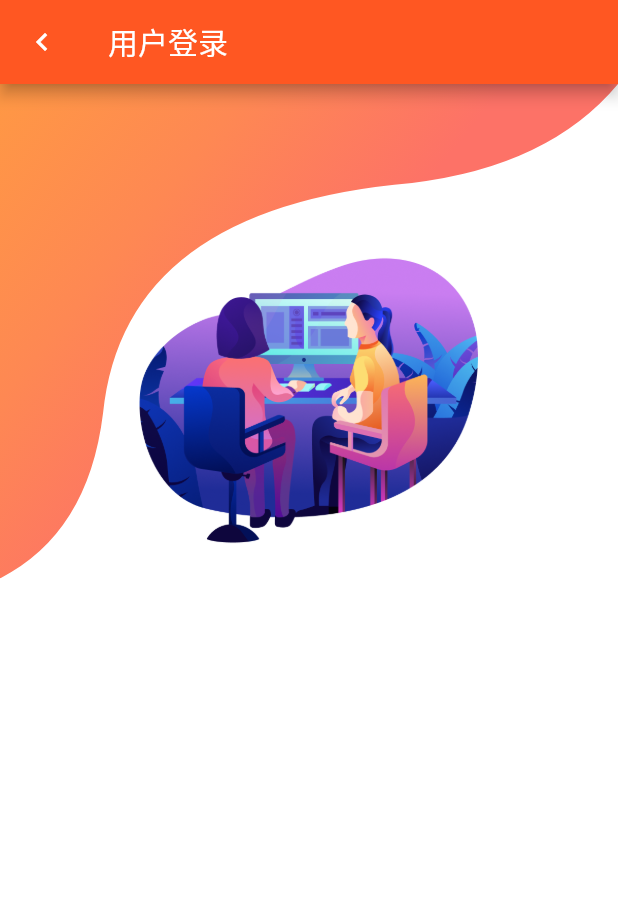
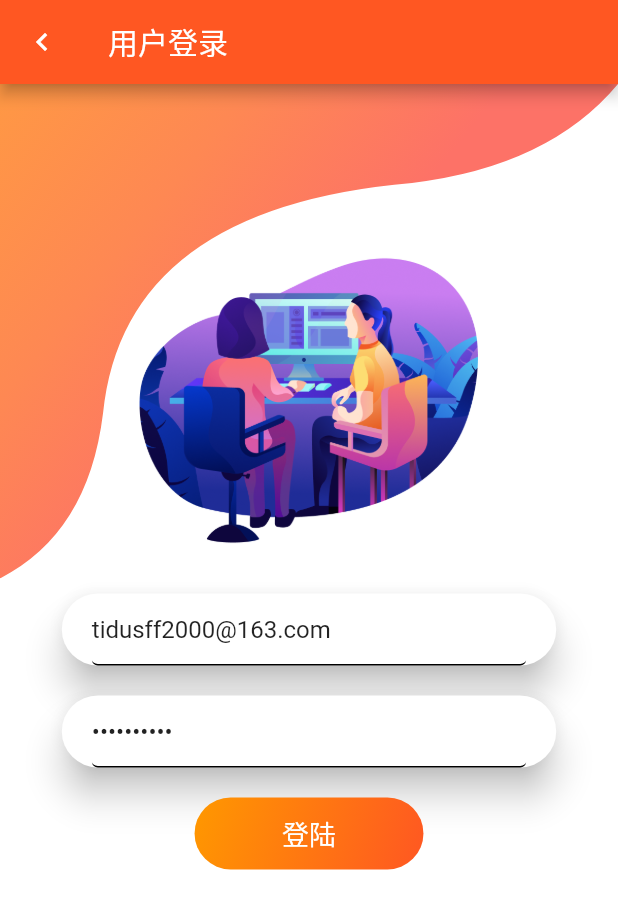
Before and after one commit to king3200/td_player, a Flutter app: the LoginPage screen opened by its route, on a phone screen of 412 x 824 dp. Shown: the top 909 px of the screen. Run offline on Flutter 3.47's test engine with Material 2 defaults, Android fonts, the light colour scheme and no system bars; our stand-ins replace dio, flutter_easyrefresh, flutter_screenutil, flutter_swiper; accounts and stored records are empty; network calls fail.

Commit message:
完成登录页面

```diff
--- a/lib/pages/login_page.dart
+++ b/lib/pages/login_page.dart
@@ -1,38 +1,27 @@
 import 'package:flutter/material.dart';
 import 'package:flutter_screenutil/flutter_screenutil.dart';
+import 'package:provider/provider.dart';
+import 'package:td_player/configs/urls.dart';
+import 'package:td_player/models/user.dart';
+import 'package:td_player/providers/userinfo.dart';
+import 'package:td_player/service/url_request.dart';
+
+const List<Color> orangeGradients = [
+  Color(0xFFFF9844),
+  Color(0xFFFE8853),
+  Color(0xFFFD7267),
+];
+
+class LoginForm extends StatefulWidget {
+  LoginForm({Key key}) : super(key: key);
+
+  _LoginFormState createState() => _LoginFormState();
+}
 
 class LoginPage extends StatefulWidget {
   LoginPage({Key key}) : super(key: key);
 
   _LoginPageState createState() => _LoginPageState();
-}
-
-class _LoginPageState extends State<LoginPage> {
-  @override
-  Widget build(BuildContext context) {
-    return Scaffold(
-      backgroundColor: Colors.white,
-      appBar: AppBar(
-        leading: IconButton(
-          icon: Icon(Icons.chevron_left),
-          onPressed: () {
-            Navigator.of(context).pushNamedAndRemoveUntil('/index', (route) => false);
-          },
-        ),
-        title: Text('用户登录'),
-      ),
-      body: Column(
-        children: <Widget>[
-          Stack(
-            children: <Widget>[
-              TitleImage(),
-              WavyHeader(),
-            ],
-          )
-        ],
-      ),
-    );
-  }
 }
 
 class TitleImage extends StatelessWidget {
@@ -45,27 +34,6 @@ class TitleImage extends StatelessWidget {
           'assets/images/login_logo.png',
           width: ScreenUtil().setWidth(500),
         ),
-      ),
-    );
-  }
-}
-
-class WavyHeader extends StatelessWidget {
-  const WavyHeader({Key key}) : super(key: key);
-
-  @override
-  Widget build(BuildContext context) {
-    return ClipPath(
-      clipper: TopWaveClipper(),
-      child: Container(
-        decoration: BoxDecoration(
-          gradient: LinearGradient(
-            colors: orangeGradients,
-            begin: Alignment.topLeft,
-            end: Alignment.center,
-          ),
-        ),
-        height: MediaQuery.of(context).size.height / 2.5,
       ),
     );
   }
@@ -111,8 +79,219 @@ class TopWaveClipper extends CustomClipper<Path> {
   }
 }
 
-const List<Color> orangeGradients = [
-  Color(0xFFFF9844),
-  Color(0xFFFE8853),
-  Color(0xFFFD7267),
-];
+class WavyHeader extends StatelessWidget {
+  const WavyHeader({Key key}) : super(key: key);
+
+  @override
+  Widget build(BuildContext context) {
+    return ClipPath(
+      clipper: TopWaveClipper(),
+      child: Container(
+        decoration: BoxDecoration(
+          gradient: LinearGradient(
+            colors: orangeGradients,
+            begin: Alignment.topLeft,
+            end: Alignment.center,
+          ),
+        ),
+        height: MediaQuery.of(context).size.height / 2.5,
+      ),
+    );
+  }
+}
+
+class _LoginFormState extends State<LoginForm> {
+  TextEditingController _unameControle = TextEditingController();
+  TextEditingController _passwordControler = TextEditingController();
+
+  final GlobalKey<FormState> _formKey = GlobalKey<FormState>();
+
+  List<String> _helpTextList = List<String>();
+
+  @override
+  Widget build(BuildContext context) {
+    return SafeArea(
+      child: Container(
+        margin: EdgeInsets.only(top: 10),
+        width: ScreenUtil().setWidth(600),
+        // height: ScreenUtil().setHeight(440),
+        child: Form(
+          key: _formKey,
+          autovalidate: true,
+          child: Column(
+            children: <Widget>[
+              _helpText(),
+              _uname(),
+              _pwd(),
+              _submitBtn(),
+            ],
+          ),
+        ),
+      ),
+    );
+  }
+
+  Widget _helpText() {
+    return Visibility(
+      visible: _helpTextList.length > 0,
+      child: Container(
+        padding: EdgeInsets.only(bottom: ScreenUtil().setHeight(20)),
+        child: Column(
+          children: _helpTextList
+              .map(
+                (val) => Text(
+                  '-$val',
+                  style: TextStyle(color: Colors.red),
+                ),
+              )
+              .toList(),
+        ),
+      ),
+    );
+  }
+
+  Widget _pwd() {
+    return Container(
+      margin: EdgeInsets.only(top: 20.0),
+      child: Material(
+        elevation: 10.0,
+        color: Colors.white,
+        shape: RoundedRectangleBorder(
+          borderRadius: BorderRadius.all(Radius.circular(30.0)),
+        ),
+        child: Padding(
+          padding: EdgeInsets.only(left: 20.0, right: 20.0),
+          child: TextFormField(
+            controller: _passwordControler,
+            obscureText: true,
+            decoration: InputDecoration(
+              border: OutlineInputBorder(),
+              hintText: '请输入密码',
+              hintStyle: TextStyle(color: Color(0xFFE1E1E1), fontSize: 14),
+            ),
+          ),
+        ),
+      ),
+    );
+  }
+
+  Widget _submitBtn() {
+    return Builder(
+      builder: (BuildContext mContext) {
+        return Padding(
+          padding: EdgeInsets.only(bottom: 10, top: 20),
+          child: Stack(
+            alignment: Alignment(1.0, 0.0),
+            children: <Widget>[
+              Container(
+                alignment: Alignment.center,
+                width: MediaQuery.of(mContext).size.width / 2.7,
+                decoration: ShapeDecoration(
+                  shape: RoundedRectangleBorder(borderRadius: BorderRadius.circular(30.0)),
+                  gradient: LinearGradient(
+                    colors: [Colors.orange, Colors.deepOrange],
+                    begin: Alignment.topLeft,
+                    end: Alignment.bottomRight,
+                  ),
+                ),
+                child: FlatButton(
+                  child: Text('登陆', style: TextStyle(color: Colors.white, fontSize: 18, fontWeight: FontWeight.w500)),
+                  onPressed: () {
+                    getRequestData(
+                      getServiceUrl('login'),
+                      formData: {'email': _unameControle.value.text, 'password': _passwordControler.value.text},
+                    ).then((loginData) {
+                      Provider.of<UserInfoNotifier>(context).setUserData(loginData);
+                      print('登陆成功:$loginData');
+                      Navigator.of(context).pushNamedAndRemoveUntil('/index', (Route<dynamic> route) => false);
+                    }).catchError((onError) => print(onError));
+                    // getLogin(_unameControle.value.text, _passwordControler.value.text).then((data) => print(data));
+                  },
+                ),
+              ),
+            ],
+          ),
+        );
+      },
+    );
+
+    // return Container(
+    //   child: RaisedButton(
+    //     child: Text('登陆'),
+    //     onPressed: () {
+    //       _helpTextList.clear();
+    //       if (_unameControle.text.trim() == '') {
+    //         print('用户名不能为空');
+    //         _helpTextList.add('用户名不能为空');
+    //       }
+    //       if (_passwordControler.text.trim() == '') {
+    //         print('密码不能为空');
+    //         _helpTextList.add('密码不能为空');
+    //       }
+
+    //       if (_helpTextList.length > 0) {
+    //         setState(() {});
+    //       }
+
+    //       if (_formKey.currentState.validate()) {
+    //         print('提交登陆');
+    //       }
+    //     },
+    //   ),
+    // );
+  }
+
+  Widget _uname() {
+    _unameControle.value = TextEditingValue(text: 'tidusff2000@163.com');
+    _passwordControler.value = TextEditingValue(text: 'Kk32009320');
+
+    return Material(
+      elevation: 10.0,
+      color: Colors.white,
+      shape: RoundedRectangleBorder(
+        borderRadius: BorderRadius.all(Radius.circular(30.0)),
+      ),
+      child: Padding(
+        padding: EdgeInsets.only(left: 20.0, right: 20.0),
+        child: TextFormField(
+          controller: _unameControle,
+          decoration: InputDecoration(
+            border: InputBorder.none,
+            hintText: '请输入用户名',
+            hintStyle: TextStyle(color: Color(0xFFE1E1E1), fontSize: 14),
+          ),
+        ),
+      ),
+    );
+  }
+}
+
+class _LoginPageState extends State<LoginPage> {
+  @override
+  Widget build(BuildContext context) {
+    return Scaffold(
+      backgroundColor: Colors.white,
+      appBar: AppBar(
+        leading: IconButton(
+          icon: Icon(Icons.chevron_left),
+          onPressed: () {
+            Navigator.of(context).pushNamedAndRemoveUntil('/index', (route) => false);
+          },
+        ),
+        title: Text('用户登录'),
+      ),
+      body: Column(
+        children: <Widget>[
+          Stack(
+            children: <Widget>[
+              TitleImage(),
+              WavyHeader(),
+            ],
+          ),
+          LoginForm(),
+        ],
+      ),
+      // body: LoginForm(),
+    );
+  }
+}
--- a/pubspec.yaml
+++ b/pubspec.yaml
@@ -24,6 +24,7 @@ dependencies:
   flutter_swiper: ^1.1.6
   flutter_screenutil: ^0.6.0
   flutter_easyrefresh: ^2.0.4
+  dio_cookie_manager: ^1.0.0
 
   # The following adds the Cupertino Icons font to your application.
   # Use with the CupertinoIcons class for iOS style icons.
```
Also changed, not shown: lib/models/home.dart (+5 -8 lines), lib/pages/mymusic_page.dart (+14 -5 lines), lib/service/url_request.dart (+45 -23 lines), pubspec.lock.
